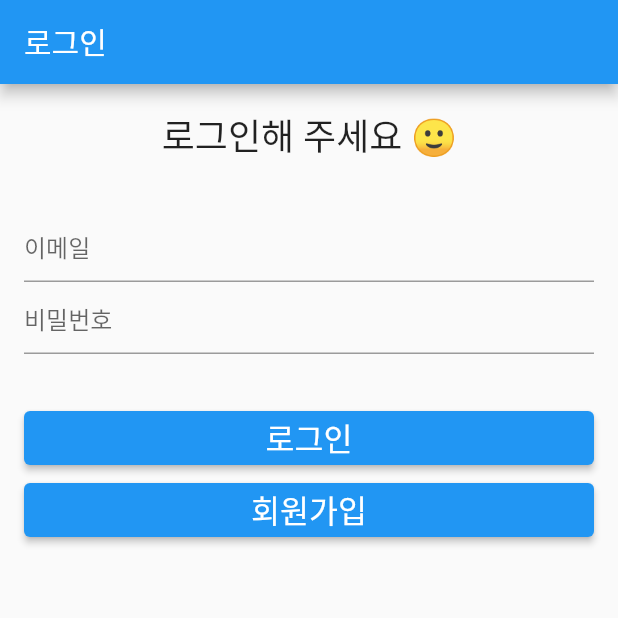
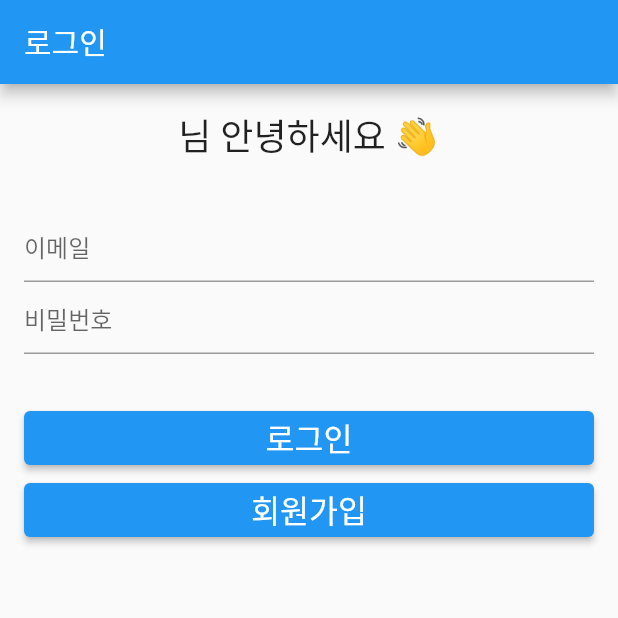
Before and after one commit to NOGUEN/inflearn-flutter-basic, a Flutter app: the LoginPage screen opened directly, on a phone screen of 412 x 824 dp, the top half of it. Run offline on Flutter 3.47's test engine with Material 2 defaults, Android fonts, the phone set to English and light mode, and no system bars; our stand-ins replace cloud_firestore, dio, firebase_auth, firebase_core, get, table_calendar; accounts and stored records are empty.

Commit message:
other : refactor

```diff
--- a/bucket_list_with_firebase/analysis_options.yaml
+++ b/bucket_list_with_firebase/analysis_options.yaml
@@ -22,6 +22,8 @@ linter:
   # `// ignore_for_file: name_of_lint` syntax on the line or in the file
   # producing the lint.
   rules:
+    prefer_const_constructors: false
+    prefer_const_literals_to_create_immutables: false
     # avoid_print: false  # Uncomment to disable the `avoid_print` rule
     # prefer_single_quotes: true  # Uncomment to enable the `prefer_single_quotes` rule
 
--- a/bucket_list_with_firebase/lib/view/login_page.dart
+++ b/bucket_list_with_firebase/lib/view/login_page.dart
@@ -1,7 +1,7 @@
-import 'package:flutter/cupertino.dart';
 import 'package:flutter/material.dart';
 import 'package:get/get.dart';
 import 'home_page.dart';
+
 import '../auth/auth_service.dart';
 
 class LoginPage extends StatefulWidget {
@@ -17,6 +17,9 @@ class _LoginPageState extends State<LoginPage> {
 
   @override
   Widget build(BuildContext context) {
+    return GetBuilder<AuthService>(
+      builder: (authService) {
+        final user = authService.currentUser();
         return Scaffold(
           appBar: AppBar(title: Text("로그인")),
           body: SingleChildScrollView(
@@ -24,73 +27,93 @@ class _LoginPageState extends State<LoginPage> {
             child: Column(
               crossAxisAlignment: CrossAxisAlignment.stretch,
               children: [
-            /// 현재 유저 로그인 상태
-            Center(
+                centerText(user),
+                SizedBox(height: 32),
+                textFieldWithCustomController(emailController, "이메일"),
+                textFieldWithCustomController(passwordController, "비밀번호"),
+                SizedBox(height: 32),
+                loginButton(
+                    authService, emailController, passwordController, context),
+                signupButton(
+                    authService, emailController, passwordController, context),
+              ],
+            ),
+          ),
+        );
+      },
+    );
+  }
+}
+
+Center centerText(user) {
+  return Center(
     child: Text(
-                "로그인해 주세요 🙂",
+      user == null ? "로그인해 주세요 🙂" : "${user.email}님 안녕하세요 👋",
       style: TextStyle(
         fontSize: 24,
       ),
     ),
-            ),
-            SizedBox(height: 32),
-            emailTextField(emailController),
-            passwordTextField(passwordController),
-            SizedBox(height: 32),
-            logIntButton(context),
-            signUpButton(emailController, passwordController),
-          ],
-        ),
-      ),
-    );
-  }
-}
-
-TextField emailTextField(TextEditingController emailController) {
-  return TextField(
-    controller: emailController,
-    decoration: InputDecoration(hintText: "이메일"),
   );
 }
 
-TextField passwordTextField(TextEditingController passwordController) {
+TextField textFieldWithCustomController(controller, String hintText) {
   return TextField(
-    controller: passwordController,
-    obscureText: false, // 비밀번호 안보이게
-    decoration: InputDecoration(hintText: "비밀번호"),
+    controller: controller,
+    decoration: InputDecoration(hintText: hintText),
   );
 }
 
-ElevatedButton logIntButton(BuildContext context) {
+ElevatedButton loginButton(
+    AuthService authService,
+    TextEditingController emailController,
+    TextEditingController passwordController,
+    context) {
   return ElevatedButton(
     child: Text("로그인", style: TextStyle(fontSize: 21)),
     onPressed: () {
-      // 로그인 성공시 HomePage로 이동
+      authService.signIn(
+        email: emailController.text,
+        password: passwordController.text,
+        onSuccess: () {
+          ScaffoldMessenger.of(context).showSnackBar(SnackBar(
+            content: Text("로그인 성공"),
+          ));
+
           Navigator.pushReplacement(
             context,
-        MaterialPageRoute(builder: (_) => HomePage()),
+            MaterialPageRoute(builder: (context) => HomePage()),
+          );
+        },
+        onError: (err) {
+          ScaffoldMessenger.of(context).showSnackBar(SnackBar(
+            content: Text(err),
+          ));
+        },
       );
     },
   );
 }
 
-ElevatedButton signUpButton(TextEditingController emailController,
-    TextEditingController passwordController) {
+ElevatedButton signupButton(
+    AuthService authService,
+    TextEditingController emailController,
+    TextEditingController passwordController,
+    context) {
   return ElevatedButton(
     child: Text("회원가입", style: TextStyle(fontSize: 21)),
     onPressed: () {
-      AuthService authService = Get.find();
-
       authService.signUp(
         email: emailController.text,
         password: passwordController.text,
         onSuccess: () {
-          // 회원가입 성공
-          print("회원가입 성공");
+          ScaffoldMessenger.of(context).showSnackBar(SnackBar(
+            content: Text("회원가입 성공"),
+          ));
         },
         onError: (err) {
-          // 에러 발생
-          print("회원가입 실패 : $err");
+          ScaffoldMessenger.of(context).showSnackBar(SnackBar(
+            content: Text(err),
+          ));
         },
       );
     },
```
Also changed, not shown: bucket_list_with_firebase/lib/auth/auth_service.dart (+48 -6 lines), bucket_list_with_firebase/lib/bucket/bucket_service.dart (added, +29 -0 lines), bucket_list_with_firebase/lib/main.dart (+23 -8 lines), bucket_list_with_firebase/lib/view/home_page.dart (+72 -49 lines), bucket_list_with_firebase/pubspec.lock, bucket_list_with_firebase/pubspec.yaml (line endings or trailing spaces), 3 other files. Lines whose indentation alone changed are shown as unchanged.
